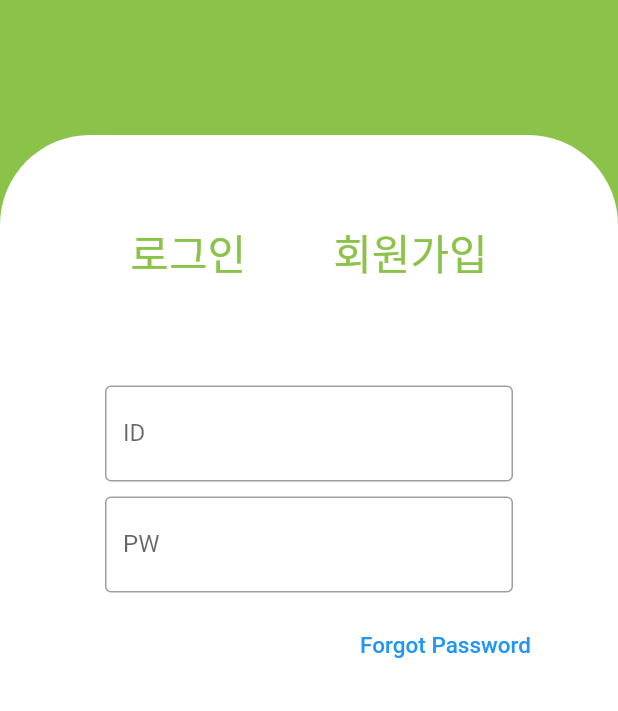
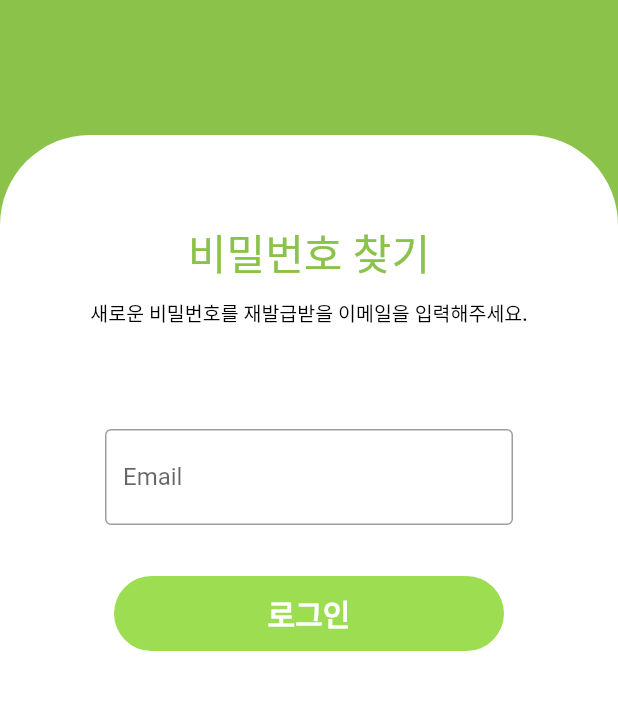
Before and after one commit to Gogumalang/CardMap, a Flutter app: the ForgotPasswordPage screen opened directly, on a phone screen of 412 x 824 dp, the part 525-1236 px from its top. Run offline on Flutter 3.47's test engine with Material 2 defaults, Android fonts, the phone set to English and light mode, and no system bars; our stand-ins replace firebase_auth, firebase_core, geolocator, get; missing offline and left inert: dart:ffi, flutter_naver_map; accounts and stored records are empty.

Commit message:
complete forgot page

```diff
--- a/lib/main.dart
+++ b/lib/main.dart
@@ -1,5 +1,6 @@
 import 'package:cardmap/firebase_options.dart';
 import 'package:cardmap/screen/auth.dart';
+import 'package:cardmap/screen/forgot.dart';
 import 'package:firebase_core/firebase_core.dart';
 import 'package:flutter/material.dart';
 import 'package:flutter_naver_map/flutter_naver_map.dart';
@@ -32,7 +33,7 @@ class MyApp extends StatelessWidget {
   // This widget is the root of your application.
   @override
   Widget build(BuildContext context) {
-    return const GetMaterialApp(home: AuthPage()
+    return const GetMaterialApp(home: ForgotPasswordPage()
         //       Scaffold(
         //   body: NaverMap(
         //     options: const NaverMapViewOptions(),
--- a/lib/screen/forgot.dart
+++ b/lib/screen/forgot.dart
@@ -1,3 +1,4 @@
+import 'package:cardmap/screen/login.dart';
 import 'package:cardmap/screen/signup.dart';
 import 'package:firebase_auth/firebase_auth.dart';
 import 'package:flutter/material.dart';
@@ -92,7 +93,7 @@ class ForgotPasswordPageState extends State<ForgotPasswordPage> {
               height: 90,
             ),
             Container(
-              height: 492,
+              height: 520,
               decoration: const BoxDecoration(
                 // 동글동글한 흰색 Box
                 color: Colors.white,
@@ -114,13 +115,6 @@ class ForgotPasswordPageState extends State<ForgotPasswordPage> {
                       children: [
                         Stack(
                           children: [
-                            Container(
-                              decoration: const BoxDecoration(
-                                border: Border(
-                                  bottom: BorderSide(color: Colors.lightGreen),
-                                ),
-                              ),
-                            ),
                             TextButton(
                               // 로그인 버튼
                               style: const ButtonStyle(),
@@ -128,34 +122,25 @@ class ForgotPasswordPageState extends State<ForgotPasswordPage> {
                               child: const Column(
                                 children: [
                                   Text(
-                                    "로그인",
+                                    "비밀번호 찾기",
                                     style: TextStyle(
                                       color: Colors.lightGreen,
                                       fontSize: 28,
                                       fontWeight: FontWeight.w500,
                                     ),
                                   ),
+                                  SizedBox(
+                                    height: 10,
+                                  ),
+                                  Text(
+                                    "새로운 비밀번호를 재발급받을 이메일을 입력해주세요.",
+                                    style: TextStyle(
+                                        color: Colors.black, fontSize: 13),
+                                  ),
                                 ],
                               ),
                             ),
                           ],
-                        ),
-                        const SizedBox(
-                          width: 42,
-                        ),
-                        TextButton(
-                          // 회원가입 버튼
-                          onPressed: () {
-                            Get.to(SignUpPage());
-                          },
-                          child: const Text(
-                            "회원가입",
-                            style: TextStyle(
-                              color: Colors.lightGreen,
-                              fontSize: 28,
-                              fontWeight: FontWeight.w500,
-                            ),
-                          ),
                         ),
                       ],
                     ),
@@ -166,44 +151,13 @@ class ForgotPasswordPageState extends State<ForgotPasswordPage> {
                       child: TextFormField(
                         controller: idController,
                         decoration: const InputDecoration(
-                            labelText: 'ID',
+                            labelText: 'Email',
                             border: OutlineInputBorder(),
-                            hintText: '아이디를 입력하세요'),
+                            hintText: '이메일을 입력하세요'),
                         validator: (value) =>
                             value!.isEmpty ? '필수로 입력해야하는 정보입니다.' : null,
                         onSaved: (value) => id = value!,
                       ),
-                    ),
-                    Padding(
-                      // PW 입력란
-                      padding: const EdgeInsets.fromLTRB(20, 10, 20, 6),
-                      child: TextFormField(
-                        controller: pwController,
-                        obscureText: true,
-                        decoration: const InputDecoration(
-                            labelText: 'PW',
-                            border: OutlineInputBorder(),
-                            hintText: '비밀번호를 입력하세요'),
-                        validator: (value) =>
-                            value!.isEmpty ? '필수로 입력해야하는 정보입니다.' : null,
-                        onSaved: (value) => password = value!,
-                      ),
-                    ),
-                    SizedBox(
-                      height: 5,
-                    ),
-                    Row(
-                      // Forgot Password 입력란
-                      mainAxisAlignment: MainAxisAlignment.end,
-                      children: [
-                        TextButton(
-                          onPressed: () {},
-                          child: const Text(
-                            'Forgot Password',
-                            style: TextStyle(fontSize: 15),
-                          ),
-                        ),
-                      ],
                     ),
                     SizedBox(height: 34),
                     Row(
@@ -217,10 +171,13 @@ class ForgotPasswordPageState extends State<ForgotPasswordPage> {
                               color: const Color.fromARGB(255, 156, 221, 82),
                               borderRadius: BorderRadius.circular(50)),
                           child: TextButton(
-                            onPressed: validateAndSave,
+                            onPressed: () {
+                              Get.to(LoginPage(),
+                                  transition: Transition.noTransition);
+                            },
                             child: const Center(
                               child: Text(
-                                "시작하기",
+                                "로그인",
                                 style: TextStyle(
                                   fontSize: 20,
                                   color: Colors.white,
@@ -232,7 +189,6 @@ class ForgotPasswordPageState extends State<ForgotPasswordPage> {
                         ),
                       ],
                     ),
-                    const SizedBox(height: 4),
                   ],
                 ),
               ),
--- a/lib/screen/login.dart
+++ b/lib/screen/login.dart
@@ -1,5 +1,6 @@
 import 'dart:ffi';
 
+import 'package:cardmap/screen/forgot.dart';
 import 'package:cardmap/screen/signup.dart';
 import 'package:firebase_auth/firebase_auth.dart';
 import 'package:flutter/material.dart';
@@ -210,7 +211,9 @@ class LoginPageState extends State<LoginPage> {
                       mainAxisAlignment: MainAxisAlignment.end,
                       children: [
                         TextButton(
-                          onPressed: () {},
+                          onPressed: () {
+                            Get.to(ForgotPasswordPage());
+                          },
                           child: const Text(
                             'Forgot Password',
                             style: TextStyle(fontSize: 14),
--- a/lib/screen/signup.dart
+++ b/lib/screen/signup.dart
@@ -3,6 +3,7 @@
 import 'package:cardmap/screen/login.dart';
 import 'package:firebase_auth/firebase_auth.dart';
 import 'package:flutter/material.dart';
+import 'package:flutter_naver_map/flutter_naver_map.dart';
 import 'package:get/get.dart';
 
 class SignUpPage extends StatefulWidget {
@@ -81,8 +82,16 @@ class SignUpPageState extends State<SignUpPage> {
   @override
   Widget build(BuildContext context) {
     return Scaffold(
-      backgroundColor: Colors.lightGreen,
-      body: SingleChildScrollView(
+      //backgroundColor: Colors.lightGreen,
+      body: Stack(
+        children: [
+          NaverMap(
+            options: NaverMapViewOptions(
+              initialCameraPosition: NCameraPosition(
+                  target: NLatLng(36.1030521, 129.391357), zoom: 14.5),
+            ),
+          ),
+          SingleChildScrollView(
             child: Column(
               crossAxisAlignment: CrossAxisAlignment.start,
               children: [
@@ -117,7 +126,8 @@ class SignUpPageState extends State<SignUpPage> {
                                 Container(
                                   decoration: const BoxDecoration(
                                     border: Border(
-                                  bottom: BorderSide(color: Colors.lightGreen),
+                                      bottom:
+                                          BorderSide(color: Colors.lightGreen),
                                     ),
                                   ),
                                 ),
@@ -206,7 +216,8 @@ class SignUpPageState extends State<SignUpPage> {
                               height: 50,
                               width: 260,
                               decoration: BoxDecoration(
-                              color: const Color.fromARGB(255, 156, 221, 82),
+                                  color:
+                                      const Color.fromARGB(255, 156, 221, 82),
                                   borderRadius: BorderRadius.circular(50)),
                               child: TextButton(
                                 onPressed: validateAndSave,
@@ -230,6 +241,8 @@ class SignUpPageState extends State<SignUpPage> {
                 ),
               ],
             ),
+          ),
+        ],
       ),
     );
   }
```
Lines whose indentation alone changed are shown as unchanged.
